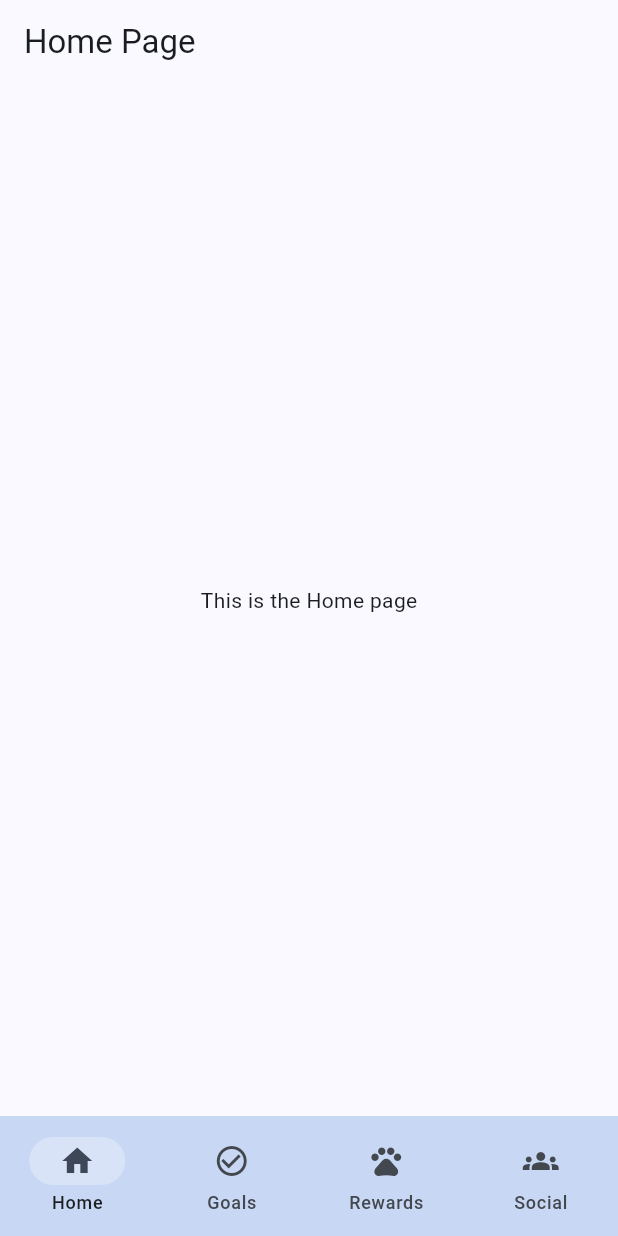
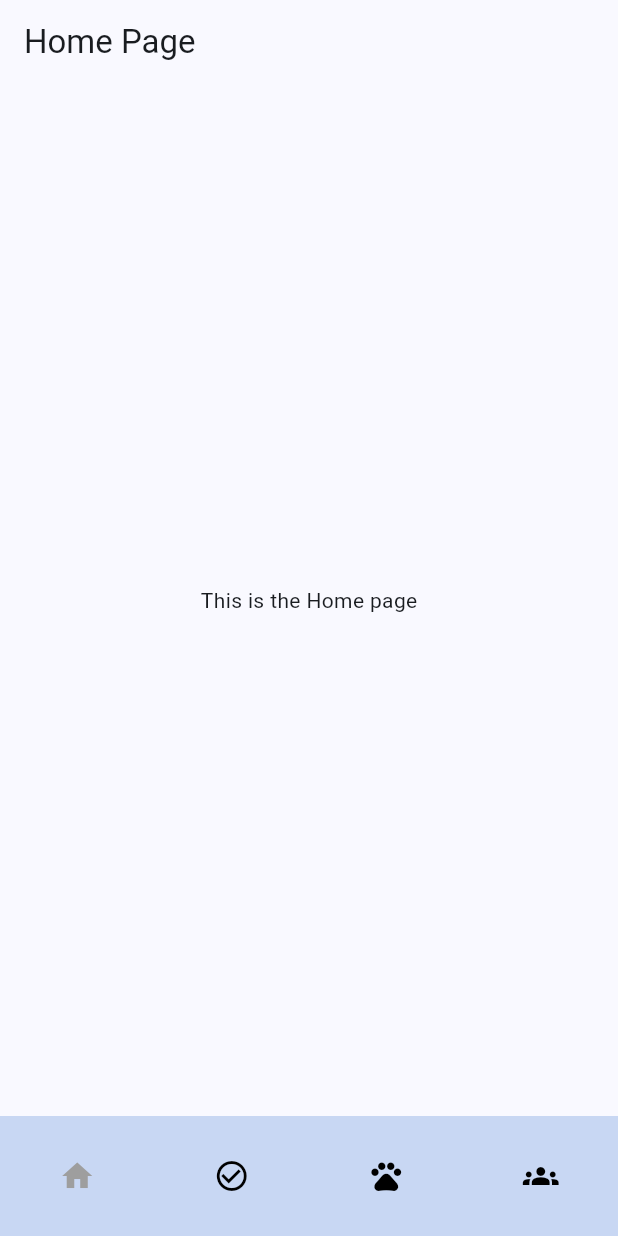
Before and after one commit to tyleraudino/PawsitiveMinds, a Flutter app: the screen it shows after launch, on a phone screen of 412 x 824 dp. Run offline on Flutter 3.47's test engine with Material 3 defaults, Android fonts, the phone set to English and light mode, and no system bars.

Commit message:
update navbar

```diff
--- a/lib/main.dart
+++ b/lib/main.dart
@@ -3,6 +3,7 @@
 import 'goals.dart';
 import 'rewards.dart';
 import 'social.dart';
+
 
 void main() {
   runApp(MyApp());
@@ -16,6 +17,20 @@
       theme: ThemeData(
         colorSchemeSeed: const Color.fromRGBO(200, 215, 243, 1.0),
         canvasColor: const Color.fromRGBO(200, 215, 243, 1.0),
+        navigationBarTheme: NavigationBarThemeData(
+          indicatorColor: Colors.transparent, // Remove the indicator color
+          labelBehavior: NavigationDestinationLabelBehavior.alwaysHide, // Always hide the labels
+          iconTheme: MaterialStateProperty.resolveWith<IconThemeData>((states) {
+            if (states.contains(MaterialState.selected)) {
+              return const IconThemeData(
+                color: Colors.grey, // Set selected icon color to transparent
+              );
+            }
+            return const IconThemeData(
+              color: Colors.black, // Set unselected icon color
+            );
+          }),
+        ),
       ),
       home: MainPage(),
     );
```
